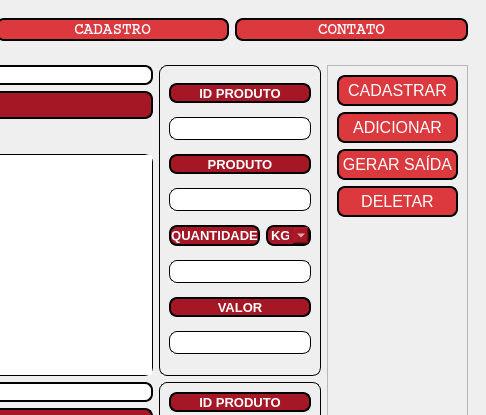
Before: the Qt Designer form Projeto_Estoque/MainWindown.ui in DouglasAVSantos/Estoque, drawn with Qt 5; both pictures show x 739 to 1225 and y 0 to 415 of the 1225 by 710 pixel window.
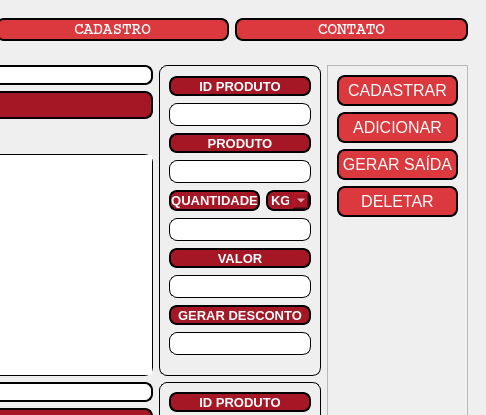
After: the same form once the commit is applied. The open tabs and pages were chosen to show the change. Icons and pictures are not drawn.

The edit to the form file:
```diff
--- a/Projeto_Estoque/MainWindown.ui
+++ b/Projeto_Estoque/MainWindown.ui
@@ -986,6 +986,50 @@
                  </property>
                 </widget>
                </item>
+               <item>
+                <widget class="QLabel" name="label_31">
+                 <property name="maximumSize">
+                  <size>
+                   <width>16777215</width>
+                   <height>20</height>
+                  </size>
+                 </property>
+                 <property name="font">
+                  <font>
+                   <pointsize>10</pointsize>
+                   <weight>75</weight>
+                   <bold>true</bold>
+                  </font>
+                 </property>
+                 <property name="styleSheet">
+                  <string notr="true">background-color: rgb(166, 23, 38);
+border-radius: 8px;
+color: rgb(255, 255, 255);
+border-width: 2px;
+border-color: black;
+border-style: solid;
+display: inline-block;</string>
+                 </property>
+                 <property name="text">
+                  <string>GERAR DESCONTO</string>
+                 </property>
+                 <property name="alignment">
+                  <set>Qt::AlignCenter</set>
+                 </property>
+                </widget>
+               </item>
+               <item>
+                <widget class="QLineEdit" name="le_gerar_desconto">
+                 <property name="font">
+                  <font>
+                   <pointsize>12</pointsize>
+                  </font>
+                 </property>
+                 <property name="alignment">
+                  <set>Qt::AlignCenter</set>
+                 </property>
+                </widget>
+               </item>
               </layout>
              </widget>
             </item>
```
Left out of the diff: 2 changed lines with no effect on the pictures.
